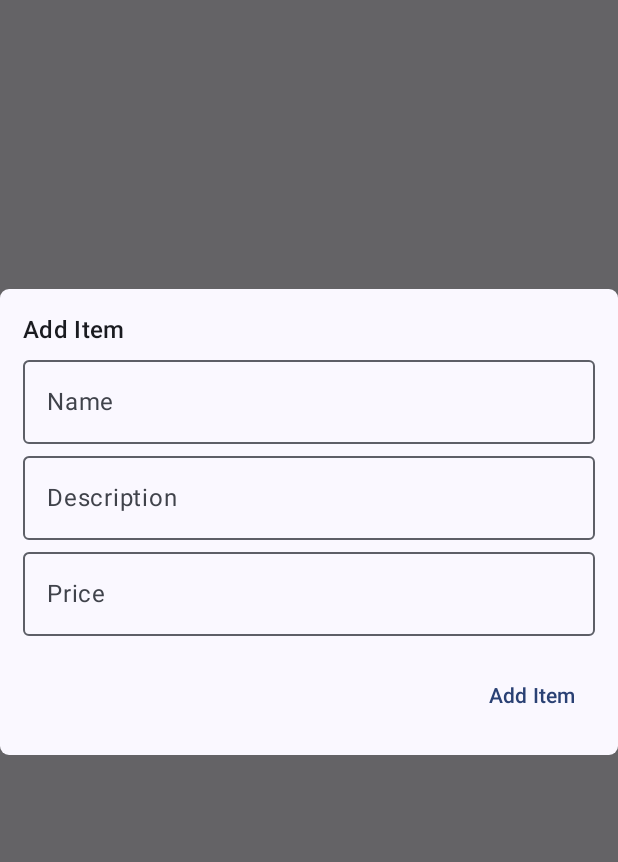
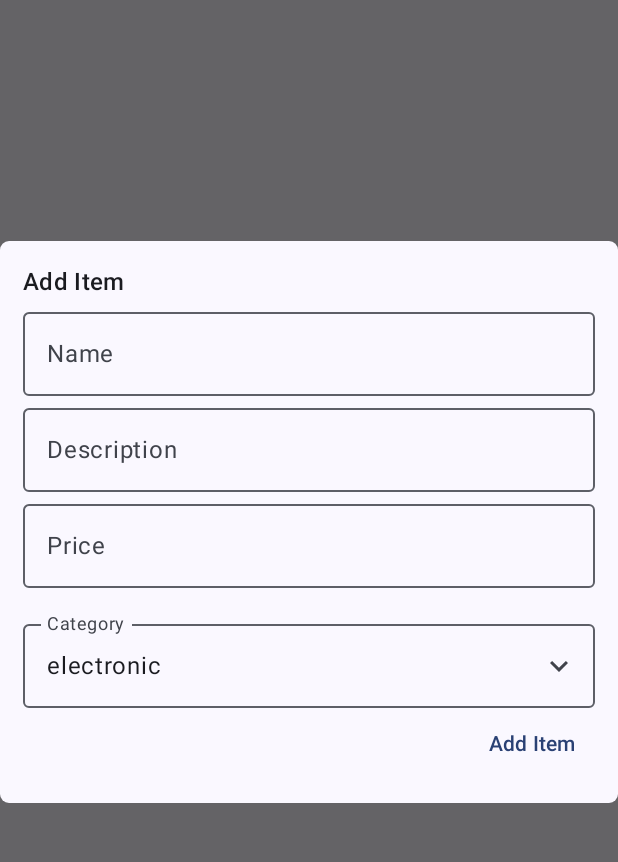
Before and after one commit to charlie-apolseed/AndroidShopper, an Android app built with Jetpack Compose: the screen it shows after launch (MainActivity), after a tap on "Add New Item", on a phone screen of 412 x 824 dp, the part 96-958 px from its top. Run offline under Robolectric (Android 15) with nearby library versions, the phone set to English and light mode, and no system bars; our stand-ins replace Dagger/Hilt's generated code, Room's generated code.

```diff
--- a/app/src/main/java/com/example/apolinskyshoppingapp/ui/screen/ShoppingScreen.kt
+++ b/app/src/main/java/com/example/apolinskyshoppingapp/ui/screen/ShoppingScreen.kt
@@ -29,7 +29,9 @@ import androidx.compose.material.icons.filled.Warning
 import androidx.compose.material3.Card
 import androidx.compose.material3.CardDefaults
 import androidx.compose.material3.Checkbox
+import androidx.compose.material3.DropdownMenuItem
 import androidx.compose.material3.ExperimentalMaterial3Api
+import androidx.compose.material3.ExposedDropdownMenuBox
 import androidx.compose.material3.Icon
 import androidx.compose.material3.IconButton
 import androidx.compose.material3.MaterialTheme
@@ -122,6 +124,7 @@ fun ShoppingScreen(
 
 
 
+@OptIn(ExperimentalMaterial3Api::class)
 @Composable
 fun ShoppingDialog(
     viewModel: ShoppingModel,
@@ -134,7 +137,9 @@ fun ShoppingDialog(
     var itemPrice by remember { mutableStateOf("") }
     var itemCategory by remember { mutableStateOf(ShoppingCategory.Other) }
 
-
+    val categories = listOf("electronic", "books", "clothes", "luxury", "food", "other")
+    var categoriesExpanded by remember { mutableStateOf(false)}
+    var selectedCategory by remember { mutableStateOf(categories.first()) }
 
     fun validateInput(input: String) {
         try {
@@ -195,6 +200,39 @@ fun ShoppingDialog(
                                 tint = MaterialTheme.colorScheme.error)
                     }
                 )
+                // Dropdown Menu for Category
+                ExposedDropdownMenuBox(
+                    expanded = categoriesExpanded,
+                    onExpandedChange = { categoriesExpanded = !categoriesExpanded }
+                ) {
+                    OutlinedTextField(
+                        modifier = Modifier.fillMaxWidth(),
+                        value = selectedCategory,
+                        onValueChange = {},
+                        readOnly = true,
+                        label = { Text("Category") },
+                        trailingIcon = {
+                            Icon(
+                                imageVector = if (categoriesExpanded) Icons.Filled.KeyboardArrowUp else Icons.Filled.KeyboardArrowDown,
+                                contentDescription = "Dropdown Arrow"
+                            )
+                        }
+                    )
+                    ExposedDropdownMenu(
+                        expanded = categoriesExpanded,
+                        onDismissRequest = { categoriesExpanded = false }
+                    ) {
+                        categories.forEach { category ->
+                            DropdownMenuItem(
+                                onClick = {
+                                    selectedCategory = category
+                                    categoriesExpanded = false
+                                },
+                                text = { Text(text = category) }
+                            )
+                        }
+                    }
+                }
 
 
 
```
